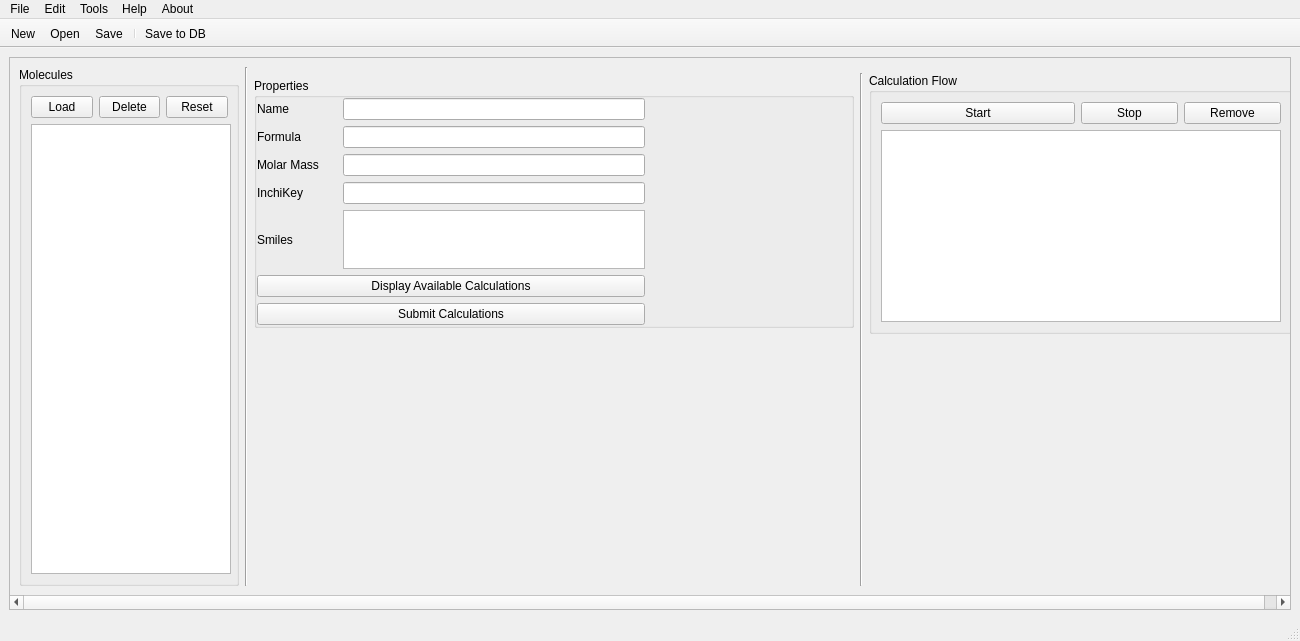
This is Views/uiMainWindow.ui in samuelvp360/SVP360CalculationController as Qt 5 draws it before an edit. The edited form follows.
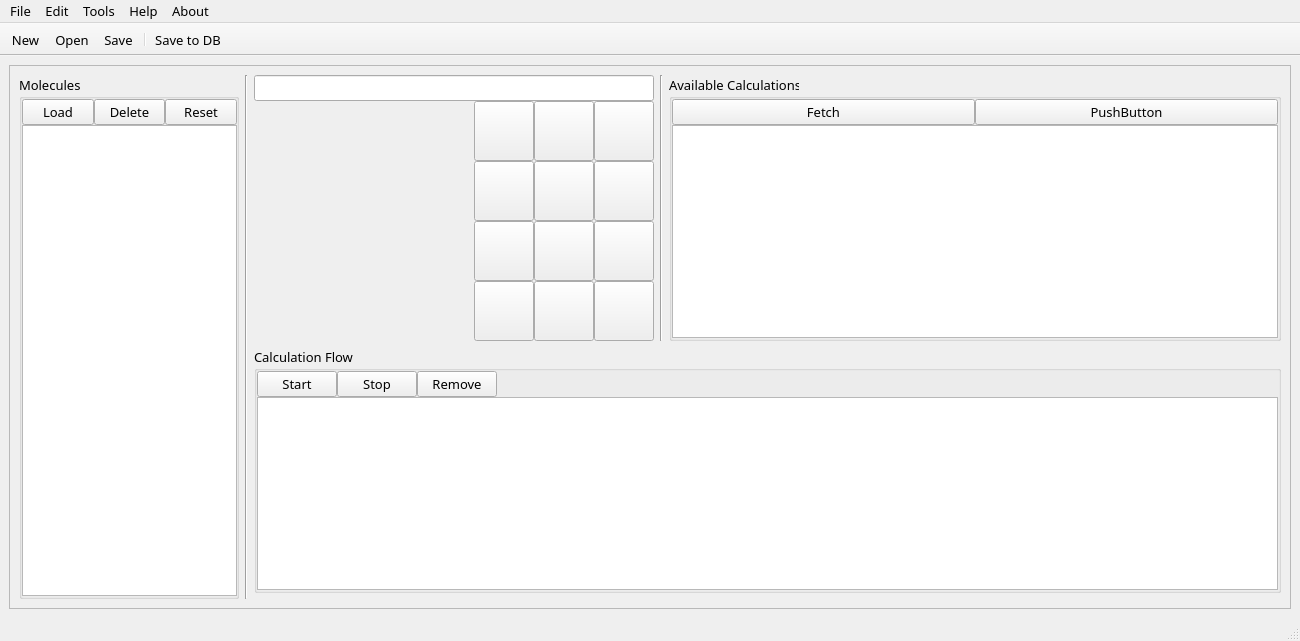
This is the edited form.

Commit message: Frontend changed, OptCalc implemented

Diff of the .ui file:
```diff
--- a/Views/uiMainWindow.ui
+++ b/Views/uiMainWindow.ui
@@ -12,10 +12,16 @@
   </property>
   <property name="minimumSize">
    <size>
-    <width>0</width>
+    <width>215</width>
     <height>0</height>
    </size>
   </property>
+  <property name="font">
+   <font>
+    <family>Cascadia Code</family>
+    <pointsize>10</pointsize>
+   </font>
+  </property>
   <property name="cursor">
    <cursorShape>ArrowCursor</cursorShape>
   </property>
@@ -32,6 +38,12 @@
    <layout class="QHBoxLayout" name="horizontalLayout">
     <item>
      <widget class="QScrollArea" name="scrollArea">
+      <property name="font">
+       <font>
+        <family>Cascadia Code</family>
+        <pointsize>10</pointsize>
+       </font>
+      </property>
       <property name="widgetResizable">
        <bool>true</bool>
       </property>
@@ -40,79 +52,316 @@
         <rect>
          <x>0</x>
          <y>0</y>
-         <width>1294</width>
-         <height>531</height>
+         <width>1280</width>
+         <height>545</height>
         </rect>
        </property>
        <layout class="QGridLayout" name="gridLayout_3">
-        <item row="1" column="5">
-         <widget class="QGroupBox" name="uiCalculationFlowGroupBox">
-          <property name="sizePolicy">
-           <sizepolicy hsizetype="Fixed" vsizetype="Preferred">
-            <horstretch>0</horstretch>
-            <verstretch>0</verstretch>
-           </sizepolicy>
+        <item row="0" column="3">
+         <layout class="QGridLayout" name="gridLayout">
+          <property name="spacing">
+           <number>0</number>
           </property>
-          <property name="title">
-           <string>Calculation Flow</string>
+          <item row="1" column="1">
+           <widget class="QPushButton" name="uiSubmitCalcButton">
+            <property name="sizePolicy">
+             <sizepolicy hsizetype="Fixed" vsizetype="Fixed">
+              <horstretch>0</horstretch>
+              <verstretch>0</verstretch>
+             </sizepolicy>
+            </property>
+            <property name="minimumSize">
+             <size>
+              <width>60</width>
+              <height>60</height>
+             </size>
+            </property>
+            <property name="toolTip">
+             <string>Submit Calculation</string>
+            </property>
+            <property name="text">
+             <string/>
+            </property>
+           </widget>
+          </item>
+          <item row="3" column="1">
+           <widget class="QPushButton" name="pushButton_2">
+            <property name="sizePolicy">
+             <sizepolicy hsizetype="Fixed" vsizetype="Fixed">
+              <horstretch>0</horstretch>
+              <verstretch>0</verstretch>
+             </sizepolicy>
+            </property>
+            <property name="minimumSize">
+             <size>
+              <width>60</width>
+              <height>60</height>
+             </size>
+            </property>
+            <property name="text">
+             <string/>
+            </property>
+           </widget>
+          </item>
+          <item row="0" column="0" colspan="4">
+           <widget class="QLineEdit" name="uiName">
+            <property name="sizePolicy">
+             <sizepolicy hsizetype="Preferred" vsizetype="Fixed">
+              <horstretch>0</horstretch>
+              <verstretch>0</verstretch>
+             </sizepolicy>
+            </property>
+            <property name="minimumSize">
+             <size>
+              <width>220</width>
+              <height>0</height>
+             </size>
+            </property>
+            <property name="baseSize">
+             <size>
+              <width>0</width>
+              <height>0</height>
+             </size>
+            </property>
+            <property name="toolTip">
+             <string/>
+            </property>
+           </widget>
+          </item>
+          <item row="2" column="2">
+           <widget class="QPushButton" name="pushButton_7">
+            <property name="sizePolicy">
+             <sizepolicy hsizetype="Fixed" vsizetype="Fixed">
+              <horstretch>0</horstretch>
+              <verstretch>0</verstretch>
+             </sizepolicy>
+            </property>
+            <property name="minimumSize">
+             <size>
+              <width>60</width>
+              <height>60</height>
+             </size>
+            </property>
+            <property name="text">
+             <string/>
+            </property>
+           </widget>
+          </item>
+          <item row="2" column="3">
+           <widget class="QPushButton" name="pushButton_11">
+            <property name="sizePolicy">
+             <sizepolicy hsizetype="Fixed" vsizetype="Fixed">
+              <horstretch>0</horstretch>
+              <verstretch>0</verstretch>
+             </sizepolicy>
+            </property>
+            <property name="minimumSize">
+             <size>
+              <width>60</width>
+              <height>60</height>
+             </size>
+            </property>
+            <property name="text">
+             <string/>
+            </property>
+           </widget>
+          </item>
+          <item row="1" column="0" rowspan="4">
+           <widget class="QLabel" name="ui2DImage">
+            <property name="sizePolicy">
+             <sizepolicy hsizetype="Expanding" vsizetype="Expanding">
+              <horstretch>0</horstretch>
+              <verstretch>0</verstretch>
+             </sizepolicy>
+            </property>
+            <property name="minimumSize">
+             <size>
+              <width>200</width>
+              <height>200</height>
+             </size>
+            </property>
+            <property name="maximumSize">
+             <size>
+              <width>220</width>
+              <height>220</height>
+             </size>
+            </property>
+            <property name="autoFillBackground">
+             <bool>false</bool>
+            </property>
+            <property name="text">
+             <string/>
+            </property>
+            <property name="scaledContents">
+             <bool>true</bool>
+            </property>
+           </widget>
+          </item>
+          <item row="1" column="3">
+           <widget class="QPushButton" name="pushButton_10">
+            <property name="sizePolicy">
+             <sizepolicy hsizetype="Fixed" vsizetype="Fixed">
+              <horstretch>0</horstretch>
+              <verstretch>0</verstretch>
+             </sizepolicy>
+            </property>
+            <property name="minimumSize">
+             <size>
+              <width>60</width>
+              <height>60</height>
+             </size>
+            </property>
+            <property name="text">
+             <string/>
+            </property>
+           </widget>
+          </item>
+          <item row="4" column="3">
+           <widget class="QPushButton" name="pushButton_8">
+            <property name="sizePolicy">
+             <sizepolicy hsizetype="Fixed" vsizetype="Fixed">
+              <horstretch>0</horstretch>
+              <verstretch>0</verstretch>
+             </sizepolicy>
+            </property>
+            <property name="minimumSize">
+             <size>
+              <width>60</width>
+              <height>60</height>
+             </size>
+            </property>
+            <property name="text">
+             <string/>
+            </property>
+           </widget>
+          </item>
+          <item row="3" column="3">
+           <widget class="QPushButton" name="pushButton_9">
+            <property name="sizePolicy">
+             <sizepolicy hsizetype="Fixed" vsizetype="Fixed">
+              <horstretch>0</horstretch>
+              <verstretch>0</verstretch>
+             </sizepolicy>
+            </property>
+            <property name="minimumSize">
+             <size>
+              <width>60</width>
+              <height>60</height>
+             </size>
+            </property>
+            <property name="text">
+             <string/>
+            </property>
+           </widget>
+          </item>
+          <item row="3" column="2">
+           <widget class="QPushButton" name="pushButton_3">
+            <property name="sizePolicy">
+             <sizepolicy hsizetype="Fixed" vsizetype="Fixed">
+              <horstretch>0</horstretch>
+              <verstretch>0</verstretch>
+             </sizepolicy>
+            </property>
+            <property name="minimumSize">
+             <size>
+              <width>60</width>
+              <height>60</height>
+             </size>
+            </property>
+            <property name="text">
+             <string/>
+            </property>
+           </widget>
+          </item>
+          <item row="2" column="1">
+           <widget class="QPushButton" name="uiDisplayAvailableCalcButton">
+            <property name="sizePolicy">
+             <sizepolicy hsizetype="Fixed" vsizetype="Fixed">
+              <horstretch>0</horstretch>
+              <verstretch>0</verstretch>
+             </sizepolicy>
+            </property>
+            <property name="minimumSize">
+             <size>
+              <width>60</width>
+              <height>60</height>
+             </size>
+            </property>
+            <property name="toolTip">
+             <string>Display Available Calculations</string>
+            </property>
+            <property name="text">
+             <string/>
+            </property>
+           </widget>
+          </item>
+          <item row="1" column="2">
+           <widget class="QPushButton" name="pushButton_6">
+            <property name="sizePolicy">
+             <sizepolicy hsizetype="Fixed" vsizetype="Fixed">
+              <horstretch>0</horstretch>
+              <verstretch>0</verstretch>
+             </sizepolicy>
+            </property>
+            <property name="minimumSize">
+             <size>
+              <width>60</width>
+              <height>60</height>
+             </size>
+            </property>
+            <property name="text">
+             <string/>
+            </property>
+           </widget>
+          </item>
+          <item row="4" column="2">
+           <widget class="QPushButton" name="pushButton_5">
+            <property name="sizePolicy">
+             <sizepolicy hsizetype="Fixed" vsizetype="Fixed">
+              <horstretch>0</horstretch>
+              <verstretch>0</verstretch>
+             </sizepolicy>
+            </property>
+            <property name="minimumSize">
+             <size>
+              <width>60</width>
+              <height>60</height>
+             </size>
+            </property>
+            <property name="text">
+             <string/>
+            </property>
+           </widget>
+          </item>
+          <item row="4" column="1">
+           <widget class="QPushButton" name="pushButton_4">
+            <property name="sizePolicy">
+             <sizepolicy hsizetype="Fixed" vsizetype="Fixed">
+              <horstretch>0</horstretch>
+              <verstretch>0</verstretch>
+             </sizepolicy>
+            </property>
+            <property name="minimumSize">
+             <size>
+              <width>60</width>
+              <height>60</height>
+             </size>
+            </property>
+            <property name="text">
+             <string/>
+            </property>
+           </widget>
+          </item>
+         </layout>
+        </item>
+        <item row="0" column="2" rowspan="3">
+         <widget class="Line" name="line_2">
+          <property name="orientation">
+           <enum>Qt::Vertical</enum>
           </property>
-          <layout class="QGridLayout" name="gridLayout_2">
-           <item row="1" column="0" colspan="4">
-            <widget class="QTableView" name="uiCalculationFlowTable">
-             <property name="sizePolicy">
-              <sizepolicy hsizetype="Fixed" vsizetype="Expanding">
-               <horstretch>0</horstretch>
-               <verstretch>0</verstretch>
-              </sizepolicy>
-             </property>
-             <property name="minimumSize">
-              <size>
-               <width>400</width>
-               <height>0</height>
-              </size>
-             </property>
-             <property name="alternatingRowColors">
-              <bool>true</bool>
-             </property>
-             <attribute name="horizontalHeaderStretchLastSection">
-              <bool>true</bool>
-             </attribute>
-             <attribute name="verticalHeaderVisible">
-              <bool>true</bool>
-             </attribute>
-             <attribute name="verticalHeaderDefaultSectionSize">
-              <number>21</number>
-             </attribute>
-            </widget>
-           </item>
-           <item row="0" column="3">
-            <widget class="QPushButton" name="uiRemoveButton">
-             <property name="text">
-              <string>Remove</string>
-             </property>
-            </widget>
-           </item>
-           <item row="0" column="2">
-            <widget class="QPushButton" name="uiStopCalcButton">
-             <property name="text">
-              <string>Stop</string>
-             </property>
-            </widget>
-           </item>
-           <item row="0" column="0" colspan="2">
-            <widget class="QPushButton" name="uiStartCalcButton">
-             <property name="text">
-              <string>Start</string>
-             </property>
-            </widget>
-           </item>
-          </layout>
          </widget>
         </item>
-        <item row="2" column="3" rowspan="2">
-         <layout class="QVBoxLayout" name="uiCalculationsLayout"/>
-        </item>
-        <item row="0" column="1" rowspan="5">
+        <item row="0" column="1" rowspan="3">
          <widget class="QGroupBox" name="groupBox">
           <property name="minimumSize">
            <size>
@@ -130,6 +379,21 @@
            <string>Molecules</string>
           </property>
           <layout class="QGridLayout" name="gridLayout_4">
+           <property name="leftMargin">
+            <number>0</number>
+           </property>
+           <property name="topMargin">
+            <number>0</number>
+           </property>
+           <property name="rightMargin">
+            <number>0</number>
+           </property>
+           <property name="bottomMargin">
+            <number>0</number>
+           </property>
+           <property name="spacing">
+            <number>0</number>
+           </property>
            <item row="1" column="0">
             <widget class="QListView" name="uiMoleculesList">
              <property name="sizePolicy">
@@ -140,7 +404,7 @@
              </property>
              <property name="minimumSize">
               <size>
-               <width>200</width>
+               <width>215</width>
                <height>0</height>
               </size>
              </property>
@@ -185,261 +449,156 @@
           </layout>
          </widget>
         </item>
-        <item row="3" column="5">
-         <layout class="QVBoxLayout" name="ui3DViewLayout"/>
-        </item>
-        <item row="1" column="3">
-         <layout class="QVBoxLayout" name="uiPropertiesLayout">
-          <item>
-           <widget class="QGroupBox" name="uiPropertiesGroupBox">
-            <property name="sizePolicy">
-             <sizepolicy hsizetype="Expanding" vsizetype="Expanding">
-              <horstretch>0</horstretch>
-              <verstretch>0</verstretch>
-             </sizepolicy>
-            </property>
-            <property name="minimumSize">
-             <size>
-              <width>600</width>
-              <height>0</height>
-             </size>
-            </property>
-            <property name="maximumSize">
-             <size>
-              <width>16777215</width>
-              <height>250</height>
-             </size>
-            </property>
-            <property name="title">
-             <string>Properties</string>
-            </property>
-            <layout class="QGridLayout" name="gridLayout">
-             <property name="leftMargin">
-              <number>0</number>
+        <item row="1" column="3" colspan="5">
+         <widget class="QGroupBox" name="uiCalculationFlowGroupBox">
+          <property name="title">
+           <string>Calculation Flow</string>
+          </property>
+          <layout class="QGridLayout" name="gridLayout_2">
+           <property name="leftMargin">
+            <number>0</number>
+           </property>
+           <property name="topMargin">
+            <number>0</number>
+           </property>
+           <property name="rightMargin">
+            <number>0</number>
+           </property>
+           <property name="bottomMargin">
+            <number>0</number>
+           </property>
+           <property name="spacing">
+            <number>0</number>
+           </property>
+           <item row="0" column="3">
+            <widget class="QPushButton" name="uiRemoveButton">
+             <property name="text">
+              <string>Remove</string>
              </property>
-             <property name="topMargin">
-              <number>0</number>
+            </widget>
+           </item>
+           <item row="0" column="2">
+            <widget class="QPushButton" name="uiStopCalcButton">
+             <property name="text">
+              <string>Stop</string>
              </property>
-             <property name="rightMargin">
-              <number>0</number>
+            </widget>
+           </item>
+           <item row="0" column="0" colspan="2">
+            <widget class="QPushButton" name="uiStartCalcButton">
+             <property name="text">
+              <string>Start</string>
              </property>
-             <property name="bottomMargin">
-              <number>0</number>
+            </widget>
+           </item>
+           <item row="0" column="4">
+            <spacer name="horizontalSpacer">
+             <property name="orientation">
+              <enum>Qt::Horizontal</enum>
              </property>
-             <item row="4" column="0">
-              <layout class="QHBoxLayout" name="horizontalLayout_11">
-               <item>
-                <widget class="QLabel" name="uiSmilesLabel">
-                 <property name="minimumSize">
-                  <size>
-                   <width>80</width>
-                   <height>0</height>
-                  </size>
-                 </property>
-                 <property name="text">
-                  <string>Smiles</string>
-                 </property>
-                </widget>
-               </item>
-               <item>
-                <widget class="QPlainTextEdit" name="uiSmiles"/>
-               </item>
-              </layout>
-             </item>
-             <item row="5" column="0">
-              <widget class="QPushButton" name="uiDisplayAvailableCalcButton">
-               <property name="text">
-                <string>Display Available Calculations</string>
-               </property>
-               <property name="checkable">
-                <bool>true</bool>
-               </property>
-               <property name="checked">
-                <bool>false</bool>
-               </property>
-               <property name="autoExclusive">
-                <bool>false</bool>
-               </property>
-               <property name="autoDefault">
-                <bool>false</bool>
-               </property>
-              </widget>
-             </item>
-             <item row="2" column="0">
-              <layout class="QHBoxLayout" name="horizontalLayout_9">
-               <item>
-                <widget class="QLabel" name="uiMolarMassLabel">
-                 <property name="minimumSize">
-                  <size>
-                   <width>80</width>
-                   <height>0</height>
-                  </size>
-                 </property>
-                 <property name="text">
-                  <string>Molar Mass</string>
-                 </property>
-                </widget>
-               </item>
-               <item>
-                <widget class="QLineEdit" name="uiMolarMass">
-                 <property name="readOnly">
-                  <bool>true</bool>
-                 </property>
-                </widget>
-               </item>
-              </layout>
-             </item>
-             <item row="3" column="0">
-              <layout class="QHBoxLayout" name="horizontalLayout_10">
-               <item>
-                <widget class="QLabel" name="uiInchikeyLabel">
-                 <property name="minimumSize">
-                  <size>
-                   <width>80</width>
-                   <height>0</height>
-                  </size>
-                 </property>
-                 <property name="text">
-                  <string>InchiKey</string>
-                 </property>
-                </widget>
-               </item>
-               <item>
-                <widget class="QLineEdit" name="uiInchikey">
-                 <property name="readOnly">
-                  <bool>true</bool>
-                 </property>
-                </widget>
-               </item>
-              </layout>
-             </item>
-             <item row="0" column="0">
-              <layout class="QHBoxLayout" name="horizontalLayout_12">
-               <item>
-                <widget class="QLabel" name="uiNameLabel">
-                 <property name="minimumSize">
-                  <size>
-                   <width>80</width>
-                   <height>0</height>
-                  </size>
-                 </property>
-                 <property name="text">
-                  <string>Name</string>
-                 </property>
-                </widget>
-               </item>
-               <item>
-                <widget class="QLineEdit" name="uiName">
-                 <property name="baseSize">
-                  <size>
-                   <width>0</width>
-                   <height>0</height>
-                  </size>
-                 </property>
-                 <property name="toolTip">
-                  <string/>
-                 </property>
-                </widget>
-               </item>
-              </layout>
-             </item>
-             <item row="1" column="0">
-              <layout class="QHBoxLayout" name="horizontalLayout_8">
-               <item>
-                <widget class="QLabel" name="uiFormulaLabel">
-                 <property name="minimumSize">
-                  <size>
-                   <width>80</width>
-                   <height>0</height>
-                  </size>
-                 </property>
-                 <property name="text">
-                  <string>Formula</string>
-                 </property>
-                </widget>
-               </item>
-               <item>
-                <widget class="QLineEdit" name="uiFormula">
-                 <property name="readOnly">
-                  <bool>true</bool>
-                 </property>
-                </widget>
-               </item>
-              </layout>
-             </item>
-             <item row="0" column="1" rowspan="7" colspan="2">
-              <widget class="QLabel" name="ui2DImage">
-               <property name="sizePolicy">
-                <sizepolicy hsizetype="Expanding" vsizetype="Expanding">
-                 <horstretch>0</horstretch>
-                 <verstretch>0</verstretch>
-                </sizepolicy>
-               </property>
-               <property name="minimumSize">
-                <size>
-                 <width>200</width>
-                 <height>200</height>
-                </size>
-               </property>
-               <property name="maximumSize">
-                <size>
-                 <width>200</width>
-                 <height>200</height>
-                </size>
-               </property>
-               <property name="autoFillBackground">
-                <bool>false</bool>
-               </property>
-               <property name="text">
-                <string/>
-               </property>
-               <property name="scaledContents">
-                <bool>true</bool>
-               </property>
-              </widget>
-             </item>
-             <item row="6" column="0">
-              <widget class="QPushButton" name="uiSubmitCalcButton">
-               <property name="text">
-                <string>Submit Calculations</string>
-               </property>
-               <property name="checkable">
-                <bool>false</bool>
-               </property>
-              </widget>
-             </item>
-            </layout>
-           </widget>
-          </item>
-         </layout>
-        </item>
-        <item row="4" column="3">
-         <spacer name="verticalSpacer">
-          <property name="orientation">
-           <enum>Qt::Vertical</enum>
-          </property>
-          <property name="sizeHint" stdset="0">
-           <size>
-            <width>20</width>
-            <height>40</height>
-           </size>
-          </property>
-         </spacer>
-        </item>
-        <item row="0" column="2" rowspan="5">
-         <widget class="Line" name="line_2">
-          <property name="orientation">
-           <enum>Qt::Vertical</enum>
-          </property>
+             <property name="sizeHint" stdset="0">
+              <size>
+               <width>40</width>
+               <height>20</height>
+              </size>
+             </property>
+            </spacer>
+           </item>
+           <item row="1" column="0" colspan="5">
+            <widget class="QTableView" name="uiCalculationFlowTable">
+             <property name="font">
+              <font>
+               <family>Cascadia Code</family>
+               <pointsize>10</pointsize>
+               <weight>50</weight>
+               <italic>false</italic>
+               <bold>false</bold>
+              </font>
+             </property>
+             <property name="alternatingRowColors">
+              <bool>true</bool>
+             </property>
+             <attribute name="horizontalHeaderStretchLastSection">
+              <bool>true</bool>
+             </attribute>
+             <attribute name="verticalHeaderVisible">
+              <bool>true</bool>
+             </attribute>
+             <attribute name="verticalHeaderDefaultSectionSize">
+              <number>21</number>
+             </attribute>
+            </widget>
+           </item>
+          </layout>
          </widget>
         </item>
-        <item row="1" column="4" rowspan="4">
+        <item row="0" column="4">
          <widget class="Line" name="line">
           <property name="orientation">
            <enum>Qt::Vertical</enum>
           </property>
          </widget>
         </item>
+        <item row="0" column="5" colspan="3">
+         <widget class="QGroupBox" name="groupBox_2">
+          <property name="minimumSize">
+           <size>
+            <width>600</width>
+            <height>0</height>
+           </size>
+          </property>
+          <property name="title">
+           <string>Available Calculations</string>
+          </property>
+          <layout class="QGridLayout" name="gridLayout_5">
+           <property name="leftMargin">
+            <number>0</number>
+           </property>
+           <property name="topMargin">
+            <number>0</number>
+           </property>
+           <property name="rightMargin">
+            <number>0</number>
+           </property>
+           <property name="bottomMargin">
+            <number>0</number>
+           </property>
+           <property name="spacing">
+            <number>0</number>
+           </property>
+           <item row="0" column="0">
+            <widget class="QPushButton" name="pushButton">
+             <property name="text">
+              <string>Fetch</string>
+             </property>
+            </widget>
+           </item>
+           <item row="0" column="1">
+            <widget class="QPushButton" name="pushButton_12">
+             <property name="text">
+              <string>PushButton</string>
+             </property>
+            </widget>
+           </item>
+           <item row="1" column="0" colspan="2">
+            <widget class="QTableView" name="tableView">
+             <property name="font">
+              <font>
+               <family>Cascadia Code</family>
+               <pointsize>10</pointsize>
+               <weight>50</weight>
+               <italic>false</italic>
+               <bold>false</bold>
+              </font>
+             </property>
+             <property name="alternatingRowColors">
+              <bool>true</bool>
+             </property>
+            </widget>
+           </item>
+          </layout>
+         </widget>
+        </item>
        </layout>
       </widget>
      </widget>
```
Left out of the diff: 4 changed lines with no effect on the pictures. The commit also changes 19 other files.
